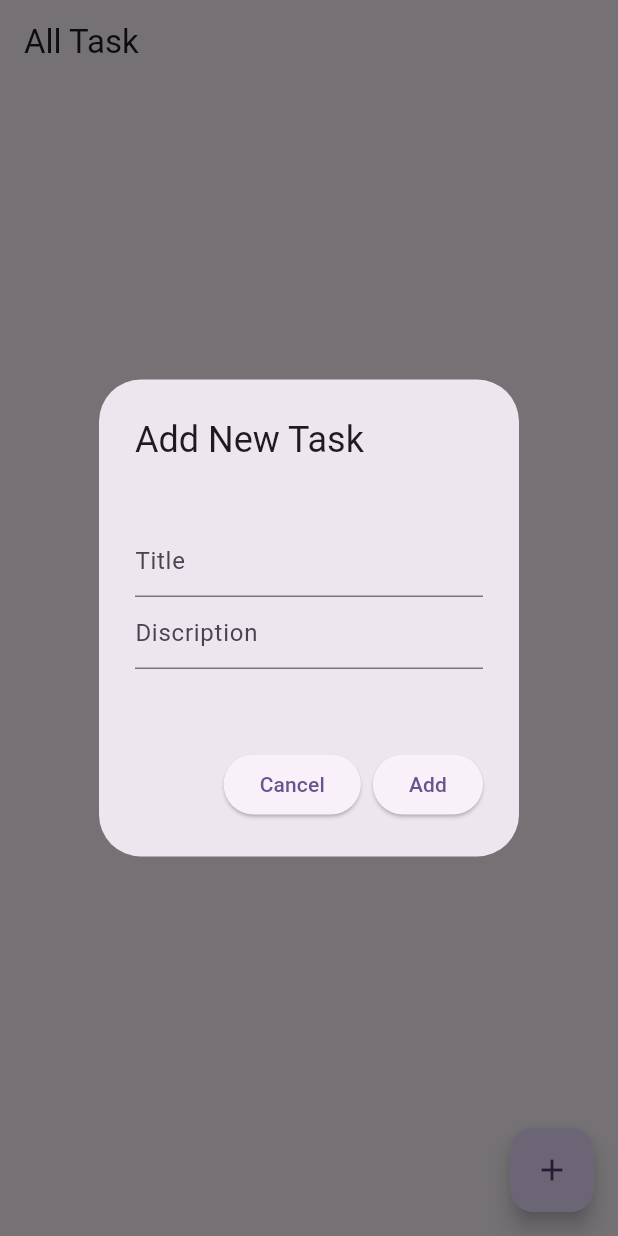
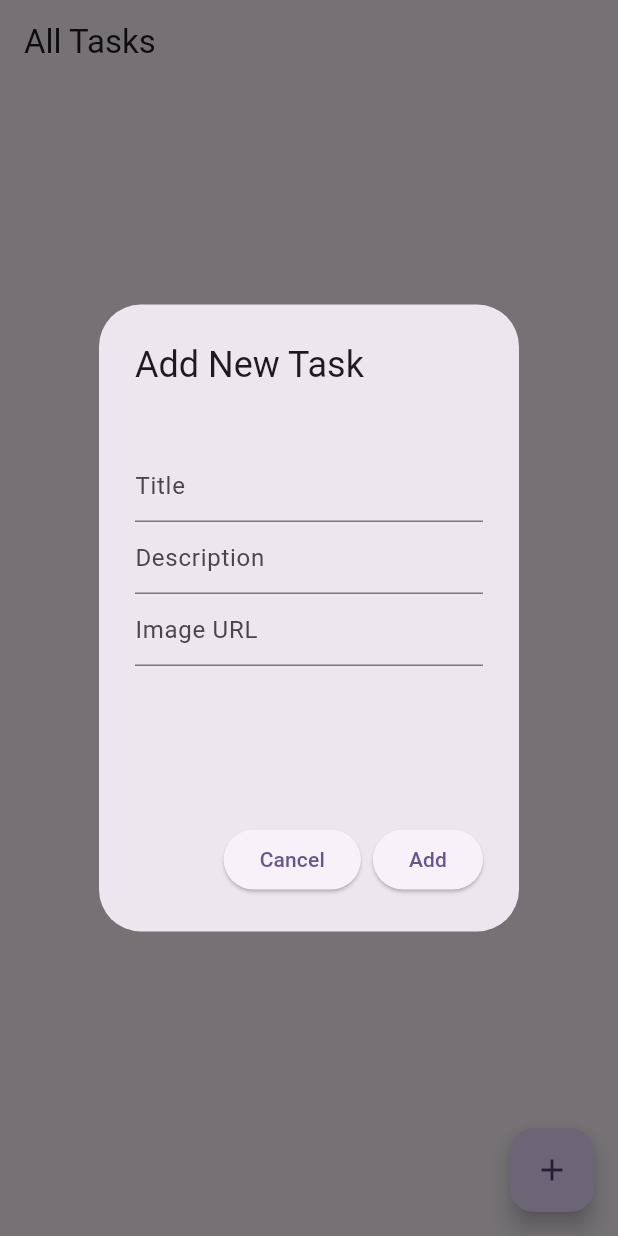
Before and after one commit to jithinkjclt/hivetodo, a Flutter app: the screen it shows after launch, after a tap on the "add" icon, on a phone screen of 412 x 824 dp. Run offline on Flutter 3.47's test engine with Material 3 defaults, Android fonts, the phone set to English and light mode, and no system bars; our stand-ins replace bloc, flutter_bloc, hive_flutter; accounts and stored records are empty.

Commit message:
changed the todo using cubit

```diff
--- /dev/null
+++ b/devtools_options.yaml
@@ -0,0 +1,3 @@
+description: This file stores settings for Dart & Flutter DevTools.
+documentation: https://docs.flutter.dev/tools/devtools/extensions#configure-extension-enablement-states
+extensions:
--- /dev/null
+++ b/lib/Screens/cuubit_cubit.dart
@@ -0,0 +1,23 @@
+import 'package:bloc/bloc.dart';
+import 'package:flutter/cupertino.dart';
+import 'package:meta/meta.dart';
+
+import '../models/todo_model.dart';
+import '../services/todo_service.dart';
+
+part 'cuubit_state.dart';
+
+class CuubitCubit extends Cubit<CuubitState> {
+  CuubitCubit() : super(CuubitInitial());
+
+  final TextEditingController titlectr = TextEditingController();
+  final TextEditingController discriptionectr = TextEditingController();
+  final TextEditingController imgectr = TextEditingController();
+  final TodoService todoService = TodoService();
+  List<Todo> todo = [];
+
+  Future<void> loadTodo() async {
+    todo = await todoService.getTodos();
+    emit(CuubitInitial());
+  }
+}
--- /dev/null
+++ b/lib/Screens/cuubit_state.dart
@@ -0,0 +1,6 @@
+part of 'cuubit_cubit.dart';
+
+@immutable
+sealed class CuubitState {}
+
+final class CuubitInitial extends CuubitState {}
--- a/lib/Screens/todo_home_page.dart
+++ b/lib/Screens/todo_home_page.dart
@@ -1,82 +1,65 @@
 import 'package:flutter/cupertino.dart';
 import 'package:flutter/material.dart';
-import 'package:hivelerning/services/todo_service.dart';
-
+import 'package:flutter_bloc/flutter_bloc.dart';
+import 'package:hivelerning/Screens/cuubit_cubit.dart';
 import '../models/todo_model.dart';
 
-class TodoScreen extends StatefulWidget {
+class TodoScreen extends StatelessWidget {
   const TodoScreen({super.key});
 
   @override
-  State<TodoScreen> createState() => _TodoScreenState();
-}
-
-class _TodoScreenState extends State<TodoScreen> {
-  final TextEditingController _titlectr = TextEditingController();
-  final TextEditingController _discriptionectr = TextEditingController();
-  final TodoService _todoService = TodoService();
-  List<Todo> _todo = [];
-
-  Future<void> _loadTodo() async {
-    _todo = await _todoService.getTodos();
-    setState(() {});
-  }
-
-  @override
-  void initState() {
-    // TODO: implement initState
-    _loadTodo();
-  }
-
-  @override
   Widget build(BuildContext context) {
+    return BlocProvider(
+      create: (context) => CuubitCubit()..loadTodo(),
+      child: BlocBuilder<CuubitCubit, CuubitState>(
+        builder: (context, state) {
+          final cubit = context.read<CuubitCubit>();
           return Scaffold(
             floatingActionButton: FloatingActionButton(
               child: const Icon(Icons.add),
               onPressed: () {
-          _showAddDilog();
+                _showAddDialog(context, cubit);
               },
             ),
             appBar: AppBar(
-        title: const Text("All Task"),
+              title: const Text("All Tasks"),
             ),
-      body: Container(
+            body:cubit.todo.isNotEmpty? Container(
               padding: const EdgeInsets.all(20),
               height: double.infinity,
               width: double.infinity,
               child: ListView.builder(
-          itemCount: _todo.length,
+                itemCount: cubit.todo.length,
                 itemBuilder: (context, index) {
-            final todo = _todo[index];
+                  final todo = cubit.todo[index];
                   return Card(
                     elevation: 5,
                     child: ListTile(
-                leading:  CircleAvatar(
-                  child: Text("${index+1}"),
+                      leading: CircleAvatar(
+
+                        child: Image(image: NetworkImage(todo.imgurl),fit: BoxFit.fill,),
                       ),
                       tileColor: Colors.pink.shade50,
                       contentPadding: const EdgeInsets.all(15),
                       onTap: () {
-                  _showEditDialog(todo, index);
+                        _showEditDialog(context, cubit, todo, index);
                       },
-                trailing: Container(
+                      trailing: SizedBox(
                         width: 70,
                         child: Row(
                           children: [
                             Checkbox(
                               value: todo.completed,
                               onChanged: (value) {
-                          setState(() {
                                 todo.completed = value!;
-                            _todoService.updateTodo(index, todo);
-                            setState(() {});
-                          });
+                                cubit.todoService.updateTodo(index, todo);
+                                cubit.loadTodo();
                               },
                             ),
                             InkWell(
                               onTap: () {
-                          _todoService.deleteTodo(index);
-                          _loadTodo();
+                                cubit.todoService.deleteTodo(index);
+                                cubit.loadTodo();
                               },
                               child: const Icon(
                                 Icons.delete,
@@ -93,30 +76,35 @@ class _TodoScreenState extends State<TodoScreen> {
                   );
                 },
               ),
+            ):Center(child: Text("No Todo Added")),
+          );
+        },
       ),
     );
   }
 
-  Future<void> _showAddDilog() async {
+  Future<void> _showAddDialog(BuildContext context, CuubitCubit cubit) async {
     await showDialog(
       context: context,
       builder: (context) {
         return AlertDialog(
           title: const Text("Add New Task"),
           content: SizedBox(
-            height: 150,
+            height: 250,
             child: Column(
               children: [
-                const SizedBox(
-                  height: 25,
+                const SizedBox(height: 25),
+                TextField(
+                  decoration: const InputDecoration(hintText: "Title"),
+                  controller: cubit.titlectr,
                 ),
                 TextField(
-                  decoration: const InputDecoration(hintText: "Title"),
-                  controller: _titlectr,
+                  decoration: const InputDecoration(hintText: "Description"),
+                  controller: cubit.discriptionectr,
                 ),
                 TextField(
-                  decoration: const InputDecoration(hintText: "Discription"),
-                  controller: _discriptionectr,
+                  decoration: const InputDecoration(hintText: "Image URL"),
+                  controller: cubit.imgectr,
                 ),
               ],
             ),
@@ -126,49 +114,58 @@ class _TodoScreenState extends State<TodoScreen> {
               onPressed: () {
                 Navigator.pop(context);
               },
-                child: const Text("Cancel")),
+              child: const Text("Cancel"),
+            ),
             ElevatedButton(
               onPressed: () async {
                 final newTodo = Todo(
-                      title: _titlectr.text,
+                  imgurl: cubit.imgectr.text,
+                  title: cubit.titlectr.text,
                   completed: false,
                   createdAt: DateTime.now(),
-                      discription: _discriptionectr.text);
-                  await _todoService.addTodo(newTodo);
-                  _titlectr.clear();
-                  _discriptionectr.clear();
+                  discription: cubit.discriptionectr.text,
+                );
+                await cubit.todoService.addTodo(newTodo);
+                cubit.titlectr.clear();
+                cubit.discriptionectr.clear();
+                cubit.imgectr.clear();
                 Navigator.pop(context);
-                  _loadTodo();
+                cubit.loadTodo();
               },
-                child: const Text("Add"))
+              child: const Text("Add"),
+            ),
           ],
         );
       },
     );
   }
 
-  Future<void> _showEditDialog(Todo todo, int index) async {
-    _titlectr.text = todo.title;
-    _discriptionectr.text = todo.discription;
+  Future<void> _showEditDialog(
+      BuildContext context, CuubitCubit cubit, Todo todo, int index) async {
+    cubit.titlectr.text = todo.title;
+    cubit.discriptionectr.text = todo.discription;
+    cubit.imgectr.text = todo.imgurl;
     await showDialog(
       context: context,
       builder: (context) {
         return AlertDialog(
-          title: const Text("Add New Task"),
+          title: const Text("Edit Task"),
           content: SizedBox(
-            height: 150,
+            height: 250,
             child: Column(
               children: [
-                const SizedBox(
-                  height: 25,
+                const SizedBox(height: 25),
+                TextField(
+                  decoration: const InputDecoration(hintText: "Title"),
+                  controller: cubit.titlectr,
                 ),
                 TextField(
-                  decoration: const InputDecoration(hintText: "Title"),
-                  controller: _titlectr,
+                  decoration: const InputDecoration(hintText: "Description"),
+                  controller: cubit.discriptionectr,
                 ),
                 TextField(
-                  decoration: const InputDecoration(hintText: "Discription"),
-                  controller: _discriptionectr,
+                  decoration: const InputDecoration(hintText: "Image URL"),
+                  controller: cubit.imgectr,
                 ),
               ],
             ),
@@ -178,22 +175,23 @@ class _TodoScreenState extends State<TodoScreen> {
               onPressed: () {
                 Navigator.pop(context);
               },
-                child: const Text("Cancel")),
+              child: const Text("Cancel"),
+            ),
             ElevatedButton(
               onPressed: () async {
-                  todo.title = _titlectr.text;
-                  todo.discription = _discriptionectr.text;
+                todo.title = cubit.titlectr.text;
+                todo.discription = cubit.discriptionectr.text;
+                todo.imgurl = cubit.imgectr.text;
                 todo.createdAt = DateTime.now();
-                  if (todo.completed == false) {
-                    todo.completed = true;
-                  }
-                  await _todoService.updateTodo(index, todo);
-                  _titlectr.clear();
-                  _discriptionectr.clear();
+                await cubit.todoService.updateTodo(index, todo);
+                cubit.titlectr.clear();
+                cubit.discriptionectr.clear();
+                cubit.imgectr.clear();
                 Navigator.pop(context);
-                  _loadTodo();
+                cubit.loadTodo();
               },
-                child: const Text("Updated"))
+              child: const Text("Update"),
+            ),
           ],
         );
       },
--- a/lib/models/todo_model.dart
+++ b/lib/models/todo_model.dart
@@ -16,10 +16,13 @@ class Todo {
 
   @HiveField(3)
   late bool completed;
+  @HiveField(4)
+  late String imgurl;
 
   Todo(
       {required this.title,
       required this.completed,
       required this.createdAt,
+      required this.imgurl,
       required this.discription});
 }
--- a/pubspec.yaml
+++ b/pubspec.yaml
@@ -36,6 +36,7 @@ dependencies:
   # Use with the CupertinoIcons class for iOS style icons.
   cupertino_icons: ^1.0.8
   hive_flutter: ^1.1.0
+  flutter_bloc: ^8.1.6
 
 dev_dependencies:
   flutter_test:
```
Also changed, not shown: lib/models/todo_model.g.dart, pubspec.lock. Lines whose indentation alone changed are shown as unchanged.
